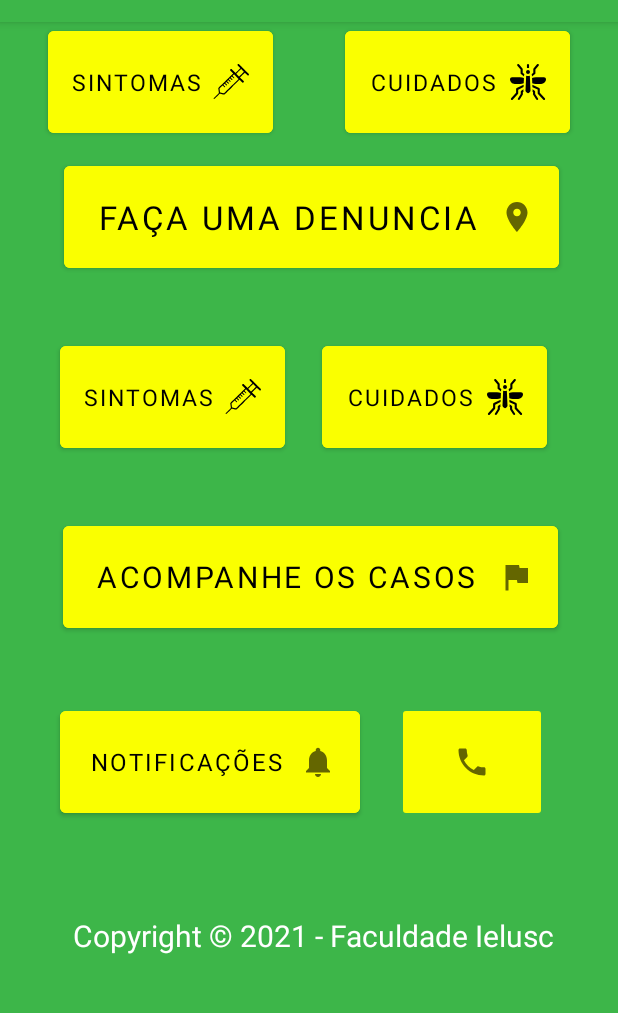
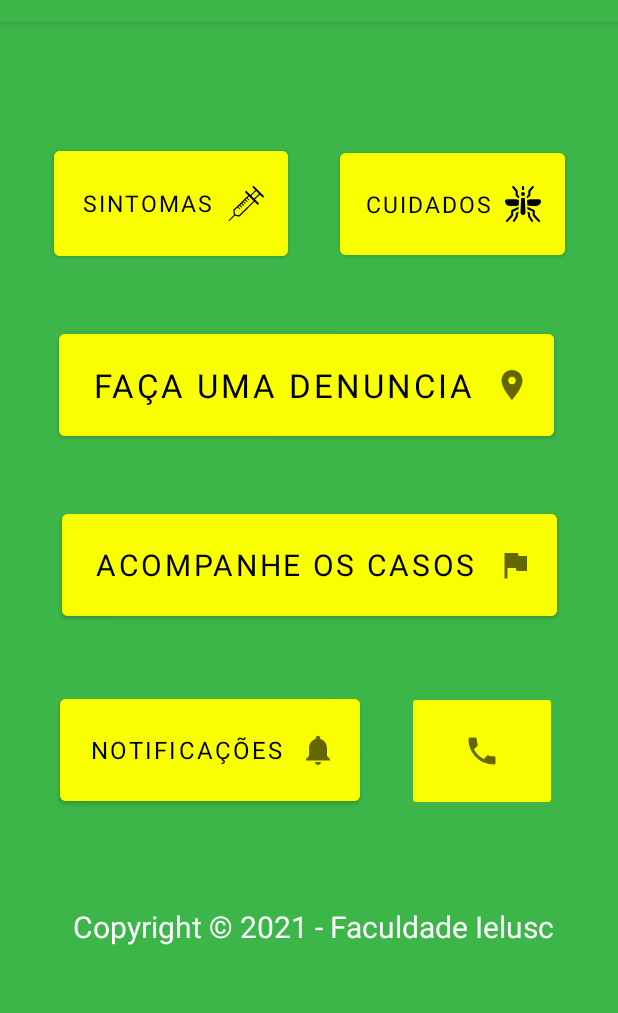
Before and after one commit to gabrielcaixeta/dengueville, an Android app: the screen it shows after launch (MainActivity), on a phone screen of 412 x 824 dp, the part 62-1075 px from its top. Run offline under Robolectric (Android 15) with nearby library versions, the phone set to English and light mode, and no system bars.

Commit message:
ajustes dos botões

```diff
--- a/app/src/main/res/layout/activity_main.xml
+++ b/app/src/main/res/layout/activity_main.xml
@@ -12,47 +12,55 @@
         style="@style/backgroundAmarelo"
         android:layout_width="330dp"
         android:layout_height="80dp"
-        android:layout_marginTop="90dp"
+        android:layout_marginTop="200dp"
+        android:layout_marginBottom="10dp"
         android:drawableRight="@drawable/icon_place"
         android:text="@string/button_denuncia"
         android:textColor="#000000"
         android:textSize="22sp"
+        app:layout_constraintBottom_toTopOf="@+id/button4"
         app:layout_constraintEnd_toEndOf="parent"
-        app:layout_constraintHorizontal_bias="0.518"
+        app:layout_constraintHorizontal_bias="0.481"
         app:layout_constraintStart_toStartOf="parent"
         app:layout_constraintTop_toTopOf="parent" />
-
-    <Button
-        android:id="@+id/button2"
-        style="@style/backgroundAmarelo"
-        android:layout_width="150dp"
-        android:layout_height="80dp"
-        android:layout_marginStart="32dp"
-        android:layout_marginTop="70dp"
-        android:drawableRight="@drawable/icon_injection"
-        android:onClick="abrirTelaSintoma"
-        android:text="@string/button_sintomas"
-        android:textColor="#000000"
-        android:textSize="15sp"
-        app:layout_constraintStart_toStartOf="parent"
-        app:layout_constraintTop_toBottomOf="@+id/button" />
 
     <Button
         android:id="@+id/button3"
         style="@style/backgroundAmarelo"
         android:layout_width="150dp"
         android:layout_height="80dp"
-        android:layout_marginTop="70dp"
-        android:layout_marginEnd="32dp"
+        android:layout_marginStart="17dp"
+        android:layout_marginTop="80dp"
+        android:layout_marginEnd="40dp"
+        android:layout_marginBottom="40dp"
         android:drawableRight="@drawable/icon_mosquito"
         android:onClick="openCare"
         android:text="@string/button_cuidados"
         android:textColor="#000000"
         android:textSize="15sp"
+        app:layout_constraintBottom_toTopOf="@+id/denuncia"
         app:layout_constraintEnd_toEndOf="parent"
-        app:layout_constraintHorizontal_bias="1.0"
         app:layout_constraintStart_toEndOf="@+id/button2"
-        app:layout_constraintTop_toBottomOf="@+id/button" />
+        app:layout_constraintTop_toTopOf="parent" />
+
+    <Button
+        android:id="@+id/button2"
+        style="@style/backgroundAmarelo"
+        android:layout_width="156dp"
+        android:layout_height="82dp"
+        android:layout_marginStart="40dp"
+        android:layout_marginTop="80dp"
+        android:layout_marginEnd="17dp"
+        android:layout_marginBottom="40dp"
+        android:drawableRight="@drawable/icon_injection"
+        android:onClick="abrirTelaSintoma"
+        android:text="@string/button_sintomas"
+        android:textColor="#000000"
+        android:textSize="15sp"
+        app:layout_constraintBottom_toTopOf="@+id/denuncia"
+        app:layout_constraintEnd_toStartOf="@+id/button3"
+        app:layout_constraintStart_toStartOf="parent"
+        app:layout_constraintTop_toTopOf="parent" />
 
     <Button
         android:id="@+id/button4"
@@ -67,24 +75,26 @@
         android:textColor="#000000"
         android:textSize="20sp"
         app:layout_constraintEnd_toEndOf="parent"
-        app:layout_constraintHorizontal_bias="0.518"
+        app:layout_constraintHorizontal_bias="0.512"
         app:layout_constraintStart_toStartOf="parent"
-        app:layout_constraintTop_toBottomOf="@+id/button3" />
+        app:layout_constraintTop_toBottomOf="@+id/denuncia" />
 
     <ImageButton
         android:id="@+id/imageButton"
         style="@style/backgroundAmarelo"
         android:layout_width="100dp"
         android:layout_height="80dp"
-        android:layout_marginTop="40dp"
+        android:layout_marginStart="31dp"
+        android:layout_marginTop="44dp"
         android:layout_marginEnd="40dp"
+        android:layout_marginBottom="160dp"
         android:onClick="abrirTelefone"
         app:layout_constraintBottom_toBottomOf="parent"
         app:layout_constraintEnd_toEndOf="parent"
-        app:layout_constraintHorizontal_bias="0.769"
+        app:layout_constraintHorizontal_bias="0.0"
         app:layout_constraintStart_toEndOf="@+id/button5"
         app:layout_constraintTop_toBottomOf="@+id/button4"
-        app:layout_constraintVertical_bias="0.013"
+        app:layout_constraintVertical_bias="0.0"
         app:srcCompat="@drawable/icon_phone" />
 
     <Button
@@ -105,36 +115,6 @@
         app:layout_constraintTop_toBottomOf="@+id/button4"
         app:layout_constraintVertical_bias="0.014" />
 
-    <Button
-        android:id="@+id/button3"
-        style="@style/backgroundAmarelo"
-        android:layout_width="150dp"
-        android:layout_height="80dp"
-        android:layout_marginTop="40dp"
-        android:layout_marginEnd="40dp"
-        android:drawableRight="@drawable/icon_mosquito"
-        android:text="@string/button_cuidados"
-        android:textColor="#000000"
-        android:textSize="15sp"
-        app:layout_constraintEnd_toEndOf="parent"
-        app:layout_constraintHorizontal_bias="0.769"
-        app:layout_constraintStart_toEndOf="@+id/button2"
-        app:layout_constraintTop_toBottomOf="@+id/denuncia" />
-
-    <Button
-        android:id="@+id/button2"
-        style="@style/backgroundAmarelo"
-        android:layout_width="150dp"
-        android:layout_height="80dp"
-        android:layout_marginStart="40dp"
-        android:layout_marginTop="40dp"
-        android:drawableRight="@drawable/icon_injection"
-        android:text="@string/button_sintomas"
-        android:textColor="#000000"
-        android:textSize="15sp"
-        app:layout_constraintStart_toStartOf="parent"
-        app:layout_constraintTop_toBottomOf="@+id/denuncia" />
-
     <TextView
         android:id="@+id/textView"
         android:layout_width="wrap_content"
```
Also changed, not shown: 2 other files.
